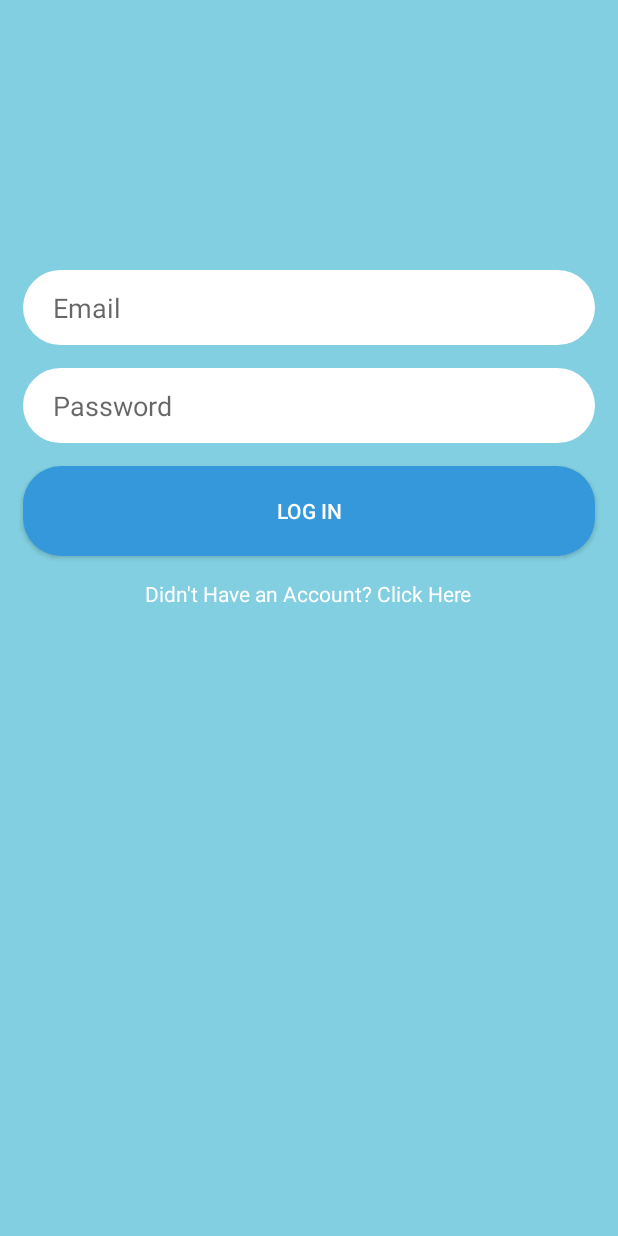
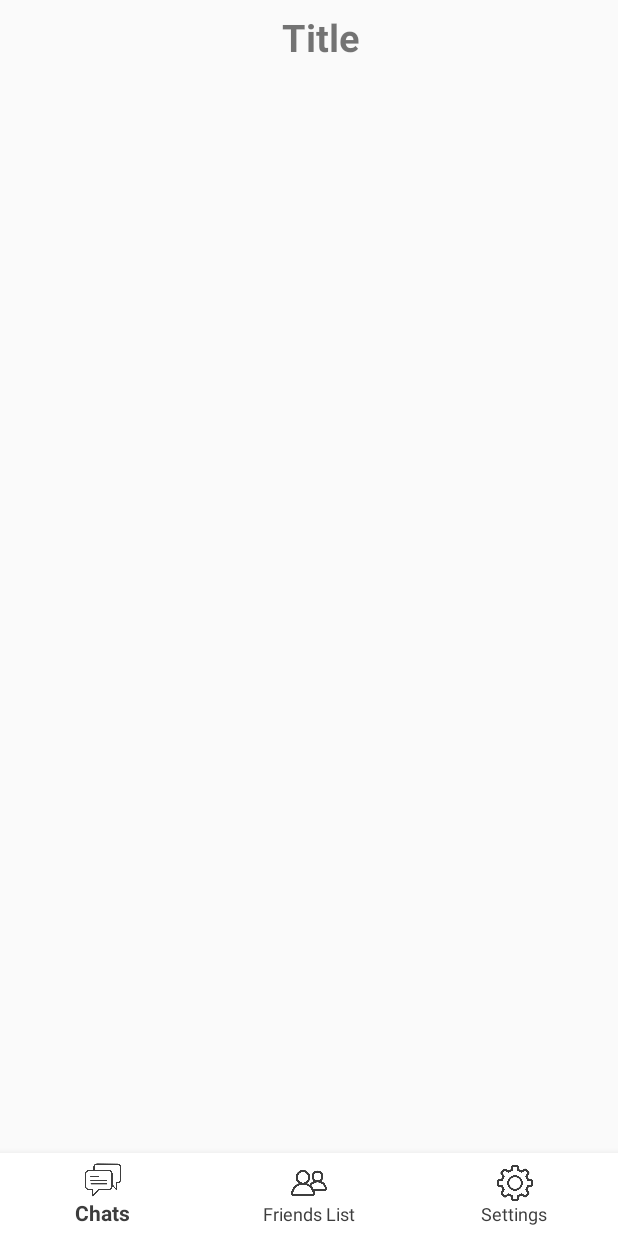
Before and after one commit to razr130/ChatMessengerKotlin, an Android app: the screen it shows after launch (LoginActivity before the commit, MainActivity after it), on a phone screen of 412 x 824 dp. Run offline under Robolectric (Android 15) with nearby library versions, the phone set to English and light mode, and no system bars; our stand-ins replace Firebase (no records; nobody signed in at launch, a user with empty details on screens opened directly), Picasso; libraries missing offline, so code that uses them is left out: com.mikepenz.materialdrawer, com.xwray.groupie, io.paperdb; pictures from the network do not load.

Commit message:
adding chat fragment

```diff
--- a/app/src/main/AndroidManifest.xml
+++ b/app/src/main/AndroidManifest.xml
@@ -14,15 +14,15 @@
         <activity android:name=".ChatLogActivity">
             <meta-data
                     android:name="android.support.PARENT_ACTIVITY"
-                    android:value=".LatestMessagesActivity"/>
+                    android:value=".MainActivity"/>
         </activity>
         <activity android:name=".NewMessageActivity">
             <meta-data
                     android:name="android.support.PARENT_ACTIVITY"
-                    android:value=".LatestMessagesActivity"/>
+                    android:value=".MainActivity"/>
         </activity>
         <activity
-                android:name=".LatestMessagesActivity"
+                android:name=".MainActivity"
                 android:theme="@style/Theme.AppCompat.Light.NoActionBar">
             <intent-filter>
                 <action android:name="android.intent.action.MAIN"/>
--- a/app/src/main/java/com/example/chatmessenger/ChatLogActivity.kt
+++ b/app/src/main/java/com/example/chatmessenger/ChatLogActivity.kt
@@ -2,13 +2,11 @@ package com.example.chatmessenger
 
 import android.support.v7.app.AppCompatActivity
 import android.os.Bundle
-import android.widget.Toast
 import com.example.chatmessenger.Adapter.ChatFromAdapter
 import com.example.chatmessenger.Adapter.ChatToAdapter
-import com.example.chatmessenger.LatestMessagesActivity.Companion.currentuser
+import com.example.chatmessenger.ChatListFragment.Companion.currentuser
 import com.example.chatmessenger.Model.ChatMessage
 import com.example.chatmessenger.Model.Users
-import com.example.chatmessenger.Prevalent.onlineuser
 import com.google.firebase.auth.FirebaseAuth
 import com.google.firebase.database.ChildEventListener
 import com.google.firebase.database.DataSnapshot
@@ -74,7 +72,7 @@ class ChatLogActivity : AppCompatActivity() {
 //                Toast.makeText(this@ChatLogActivity,"id to : " + touser?.uid, Toast.LENGTH_LONG).show()
                 if(chat != null){
                     if(chat.formId == FirebaseAuth.getInstance().uid){
-                        //val currentuser = LatestMessagesActivity.currentuser
+                        //val currentuser = MainActivity.currentuser
                         adapter.add(ChatToAdapter(chat.text, currentuser!!))
                     }
                     else
--- a/app/src/main/java/com/example/chatmessenger/LatestMessagesActivity.kt
+++ /dev/null
@@ -1,256 +0,0 @@
-package com.example.chatmessenger
-
-import android.content.Intent
-import android.support.v7.app.AppCompatActivity
-import android.os.Bundle
-import android.support.v7.widget.DividerItemDecoration
-import android.view.Menu
-import android.view.MenuItem
-import android.widget.Toast
-import com.example.chatmessenger.Adapter.ContactItem
-import com.example.chatmessenger.Adapter.LatestMessage
-import com.example.chatmessenger.Model.ChatMessage
-import com.example.chatmessenger.Model.Users
-import com.google.firebase.auth.FirebaseAuth
-import com.google.firebase.database.*
-import com.mikepenz.materialdrawer.AccountHeaderBuilder
-import com.mikepenz.materialdrawer.DrawerBuilder
-import com.mikepenz.materialdrawer.model.DividerDrawerItem
-import com.mikepenz.materialdrawer.model.PrimaryDrawerItem
-import com.mikepenz.materialdrawer.model.ProfileDrawerItem
-import com.xwray.groupie.GroupAdapter
-import com.xwray.groupie.ViewHolder
-import kotlinx.android.synthetic.main.activity_latest_messages.*
-import com.squareup.picasso.Picasso
-import android.graphics.drawable.Drawable
-import android.net.Uri
-import android.text.TextUtils
-import android.widget.ImageView
-import com.example.chatmessenger.Prevalent.onlineuser
-import com.mikepenz.materialdrawer.AccountHeader
-import com.mikepenz.materialdrawer.util.AbstractDrawerImageLoader
-import com.mikepenz.materialdrawer.util.DrawerImageLoader
-import io.paperdb.Paper
-import android.support.v7.app.AlertDialog
-import android.content.DialogInterface
-import android.util.Log
-import com.google.firebase.auth.EmailAuthProvider
-
-
-class LatestMessagesActivity : AppCompatActivity() {
-
-    companion object {
-        var currentuser: Users? = null
-    }
-
-    override fun onCreate(savedInstanceState: Bundle?) {
-        super.onCreate(savedInstanceState)
-        setContentView(R.layout.activity_latest_messages)
-
-        Paper.init(this)
-        currentuser = Paper.book().read<Users>("user")
-        if (currentuser == null) {
-            verifyuserlogin()
-            //Toast.makeText(this, "taraaaiaiaiaiai", Toast.LENGTH_LONG).show()
-        } else {
-            //Toast.makeText(this, "taraaaoaoaoaoa", Toast.LENGTH_LONG).show()
-
-            authenticateUser()
-
-            if (currentuser!!.username != "" && currentuser!!.email != "" && currentuser!!.image != "") {
-                if (!TextUtils.isEmpty(currentuser!!.username) && !TextUtils.isEmpty(currentuser!!.email) && !TextUtils.isEmpty(
-                        currentuser!!.image
-                    )
-                ) {
-                    //Toast.makeText(this, "taraaa", Toast.LENGTH_LONG).show()
-                    DrawerImageLoader.init(object : AbstractDrawerImageLoader() {
-                        override fun set(imageView: ImageView?, uri: Uri?, placeholder: Drawable?) {
-                            Picasso.get().load(uri).placeholder(placeholder!!).into(imageView)
-                        }
-
-                        override fun cancel(imageView: ImageView?) {
-                            Picasso.get().cancelRequest(imageView!!)
-                        }
-
-                    })
-                    //Toast.makeText(this, "making header with data", Toast.LENGTH_LONG).show()
-                    val headerResult = AccountHeaderBuilder()
-                        .withActivity(this)
-                        .withHeaderBackground(R.drawable.header)
-                        .addProfiles(
-
-                            ProfileDrawerItem().withName(currentuser!!.username).withEmail(currentuser!!.email).withIcon(
-                                currentuser!!.image
-                            ).withIdentifier(100)
-                        )
-                        .withOnAccountHeaderListener { _, _, _ -> false }
-                        .build()
-
-                    val item2 = PrimaryDrawerItem().withIdentifier(1).withName("Edit Profile")
-                    val item3 = PrimaryDrawerItem().withIdentifier(2).withName("Sign Out")
-                    val item4 = PrimaryDrawerItem().withIdentifier(3).withName("Delete Account")
-
-                    val result = DrawerBuilder()
-                        .withActivity(this)
-                        .withAccountHeader(headerResult)
-                        .withToolbar(toolbarMain)
-                        .addDrawerItems(
-
-                            item2,
-                            DividerDrawerItem(),
-                            item4,
-                            item3
-                        )
-                        .withOnDrawerItemClickListener { _, _, drawerItem ->
-                            if (drawerItem != null) {
-                                var intent: Intent? = null
-                                if (drawerItem.identifier == 1L) {
-                                    intent = Intent(this, EditProfileActivity::class.java)
-                                } else if (drawerItem.identifier == 2L) {
-                                    FirebaseAuth.getInstance().signOut()
-                                    val intent = Intent(this, LoginActivity::class.java)
-                                    intent.flags = Intent.FLAG_ACTIVITY_CLEAR_TASK.or(Intent.FLAG_ACTIVITY_NEW_TASK)
-                                    startActivity(intent)
-                                    onlineuser = null
-                                    Paper.book().destroy()
-                                } else if (drawerItem.identifier == 3L) {
-                                    showDialog()
-
-                                }
-                                if (intent != null) {
-                                    this@LatestMessagesActivity.startActivity(intent)
-                                }
-                            }
-                            false
-                        }
-                        .build()
-
-
-                    recycler_latestchat.adapter = adapter
-                    recycler_latestchat.addItemDecoration(DividerItemDecoration(this, DividerItemDecoration.VERTICAL))
-
-                    adapter.setOnItemClickListener { item, view ->
-                        //            val useritem = item as ContactItem
-                        val intent = Intent(view.context, ChatLogActivity::class.java)
-                        val row = item as LatestMessage
-
-                        intent.putExtra("userdata", row.chatpartner)
-                        startActivity(intent)
-
-                    }
-                    fab.setOnClickListener {
-                        val intent = Intent(this, NewMessageActivity::class.java)
-                        startActivity(intent)
-                    }
-
-                    listenforlatestmessage()
-                }
-            }
-            else{
-                Toast.makeText(this, "data empty?", Toast.LENGTH_LONG).show()
-            }
-        }
-    }
-
-
-    private fun authenticateUser() {
-        val user = FirebaseAuth.getInstance().currentUser
-
-
-        val credential = EmailAuthProvider
-            .getCredential(currentuser!!.email, currentuser!!.password)
-
-        user?.reauthenticate(credential)
-            ?.addOnCompleteListener { }
-    }
-
-
-    private fun showDialog() {
-        lateinit var dialog: AlertDialog
-        val builder = AlertDialog.Builder(this)
-
-        builder.setTitle("Delete User")
-        builder.setMessage("Are you sure you want to delete your account, " + currentuser?.username + "?")
-
-
-        val dialogClickListener = DialogInterface.OnClickListener { _, which ->
-            when (which) {
-                DialogInterface.BUTTON_POSITIVE -> {
-                    FirebaseAuth.getInstance().currentUser?.delete()
-                    deletedatafromdatabase()
-                    onlineuser = null
-                    Paper.book().destroy()
-                    val intent = Intent(this, LoginActivity::class.java)
-                    intent.flags = Intent.FLAG_ACTIVITY_CLEAR_TASK.or(Intent.FLAG_ACTIVITY_NEW_TASK)
-                    startActivity(intent)
-                }
-                DialogInterface.BUTTON_NEGATIVE -> dialog.dismiss()
-                DialogInterface.BUTTON_NEUTRAL -> dialog.cancel()
-            }
-        }
-
-        builder.setPositiveButton("YES", dialogClickListener)
-        builder.setNegativeButton("NO", dialogClickListener)
-        builder.setNeutralButton("CANCEL", dialogClickListener)
-
-        dialog = builder.create()
-        dialog.show()
-    }
-
-    private fun deletedatafromdatabase() {
-        val uid = FirebaseAuth.getInstance().uid
-        val ref = FirebaseDatabase.getInstance().getReference("Users").child(uid.toString())
-        ref.removeValue()
-    }
-
-    val messagemap = HashMap<String, ChatMessage?>()
-
-    private fun listenforlatestmessage() {
-        val fromid = FirebaseAuth.getInstance().uid
-        val ref = FirebaseDatabase.getInstance().getReference("Latest-Message").child(fromid.toString())
-        ref.addChildEventListener(object : ChildEventListener {
-            override fun onChildAdded(p0: DataSnapshot, p1: String?) {
-                val chatmessage = p0.getValue(ChatMessage::class.java)
-                messagemap[p0.key!!] = chatmessage
-                refreshrecyclerviewmessage()
-            }
-
-            override fun onChildChanged(p0: DataSnapshot, p1: String?) {
-                val chatmessage = p0.getValue(ChatMessage::class.java)
-                messagemap[p0.key!!] = chatmessage
-                refreshrecyclerviewmessage()
-            }
-
-            override fun onChildMoved(p0: DataSnapshot, p1: String?) {
-            }
-
-            override fun onChildRemoved(p0: DataSnapshot) {
-            }
-
-            override fun onCancelled(p0: DatabaseError) {
-            }
-        })
-    }
-
-    private fun refreshrecyclerviewmessage() {
-        adapter.clear()
-        messagemap.values.forEach {
-            adapter.add(LatestMessage(it))
-        }
-    }
-
-    val adapter = GroupAdapter<ViewHolder>()
-
-
-    private fun verifyuserlogin() {
-        val uid = FirebaseAuth.getInstance().uid
-        //Toast.makeText(this, "verivy user", Toast.LENGTH_LONG).show()
-//        Toast.makeText(this, uid, Toast.LENGTH_LONG).show()
-        if (uid == null) {
-            val intent = Intent(this, LoginActivity::class.java)
-            intent.flags = Intent.FLAG_ACTIVITY_CLEAR_TASK.or(Intent.FLAG_ACTIVITY_NEW_TASK)
-            startActivity(intent)
-        }
-    }
-
-}
--- a/app/src/main/java/com/example/chatmessenger/LoginActivity.kt
+++ b/app/src/main/java/com/example/chatmessenger/LoginActivity.kt
@@ -66,7 +66,7 @@ class LoginActivity : AppCompatActivity() {
     }
 
     private fun openlatestmessage() {
-        val intent = Intent(this, LatestMessagesActivity::class.java)
+        val intent = Intent(this, MainActivity::class.java)
         intent.flags = Intent.FLAG_ACTIVITY_CLEAR_TASK.or(Intent.FLAG_ACTIVITY_NEW_TASK)
         startActivity(intent)
     }
--- a/app/src/main/java/com/example/chatmessenger/RegisterActivity.kt
+++ b/app/src/main/java/com/example/chatmessenger/RegisterActivity.kt
@@ -2,7 +2,6 @@ package com.example.chatmessenger
 
 import android.app.Activity
 import android.content.Intent
-import android.graphics.drawable.BitmapDrawable
 import android.net.Uri
 import android.support.v7.app.AppCompatActivity
 import android.os.Bundle
@@ -142,7 +141,7 @@ class RegisterActivity : AppCompatActivity() {
         })
     }
     private fun openlatestmessage() {
-        val intent = Intent(this, LatestMessagesActivity::class.java)
+        val intent = Intent(this, MainActivity::class.java)
         intent.flags = Intent.FLAG_ACTIVITY_CLEAR_TASK.or(Intent.FLAG_ACTIVITY_NEW_TASK)
 
         startActivity(intent)
--- /dev/null
+++ b/app/src/main/res/layout/activity_main.xml
@@ -0,0 +1,38 @@
+<?xml version="1.0" encoding="utf-8"?>
+<RelativeLayout
+        xmlns:android="http://schemas.android.com/apk/res/android"
+        xmlns:tools="http://schemas.android.com/tools"
+        xmlns:app="http://schemas.android.com/apk/res-auto"
+        android:layout_width="match_parent"
+        android:layout_height="match_parent"
+        tools:context=".MainActivity">
+    <!--<android.support.v7.widget.Toolbar-->
+    <!--android:layout_width="match_parent"-->
+    <!--android:layout_height="?android:attr/actionBarSize"-->
+    <!--android:id="@+id/toolbarMain">-->
+    <!--</android.support.v7.widget.Toolbar>-->
+    <include
+            android:id="@+id/toolbar"
+            layout="@layout/toolbar" />
+    <FrameLayout
+            android:layout_below="@+id/toolbar"
+            android:id="@+id/the_frame"
+            android:layout_width="match_parent"
+            android:layout_height="match_parent"
+            android:layout_above="@+id/main_bottom_navbar">
+    </FrameLayout>
+    <android.support.design.widget.BottomNavigationView
+            android:layout_width="match_parent"
+            android:layout_height="55dp"
+            android:id="@+id/main_bottom_navbar"
+            android:layout_alignParentStart="true"
+            android:layout_alignParentLeft="true"
+            android:layout_alignParentBottom="true"
+            android:background="@color/white"
+            app:menu="@menu/nav_menu"
+            app:itemIconTint="@color/greyish"
+            app:itemTextColor="@color/greyish"
+            app:itemBackground="@color/white">
+
+    </android.support.design.widget.BottomNavigationView>
+</RelativeLayout>
--- /dev/null
+++ b/app/src/main/res/layout/toolbar.xml
@@ -0,0 +1,17 @@
+<?xml version="1.0" encoding="utf-8"?>
+<android.support.v7.widget.Toolbar
+        xmlns:android="http://schemas.android.com/apk/res/android"
+        android:layout_width="match_parent"
+        android:layout_height="50dp"
+>
+
+    <TextView android:layout_width="match_parent" android:layout_height="match_parent"
+              android:id="@+id/TxtTolbarTitle"
+              android:text="Title"
+              android:textStyle="bold"
+              android:textSize="25sp"
+              android:textAlignment="center"
+              android:gravity="center"
+    />
+
+</android.support.v7.widget.Toolbar>
--- a/app/src/main/res/menu/nav_menu.xml
+++ b/app/src/main/res/menu/nav_menu.xml
@@ -1,12 +1,16 @@
 <?xml version="1.0" encoding="utf-8"?>
 <menu xmlns:android="http://schemas.android.com/apk/res/android" xmlns:app="http://schemas.android.com/apk/res-auto">
 
-    <item android:id="@+id/menu_newmessaage"
-          android:title="Me"
-          app:showAsAction="ifRoom"/>
-    <item android:id="@+id/menu_signout"
-          android:icon="@drawable/logout"
-          android:title="Sign Out"
-          android:iconTint="#000000"
-          app:showAsAction="ifRoom"/>
+    <item
+            android:id="@+id/nav_chat"
+            android:icon="@drawable/chat"
+            android:title="@string/nav_chat" />
+    <item
+            android:id="@+id/nav_friend"
+            android:icon="@drawable/friends"
+            android:title="@string/nav_friend" />
+    <item
+            android:id="@+id/nav_setting"
+            android:icon="@drawable/settings"
+            android:title="@string/nav_setting" />
 </menu>
--- a/app/src/main/res/values/colors.xml
+++ b/app/src/main/res/values/colors.xml
@@ -6,4 +6,5 @@
     <color name="BlueLight">#81cfe0</color>
     <color name="BlueDark">#3498db</color>
     <color name="white">#ffffff</color>
+    <color name="greyish">#3d3d3d</color>
 </resources>
--- a/app/src/main/res/values/strings.xml
+++ b/app/src/main/res/values/strings.xml
@@ -3,4 +3,7 @@
 
     <!-- TODO: Remove or change this placeholder text -->
     <string name="hello_blank_fragment">Hello blank fragment</string>
+    <string name="nav_chat">Chats</string>
+    <string name="nav_friend">Friends List</string>
+    <string name="nav_setting">Settings</string>
 </resources>
--- a/build.gradle
+++ b/build.gradle
@@ -8,7 +8,7 @@ buildscript {
 
     }
     dependencies {
-        classpath 'com.android.tools.build:gradle:3.4.0'
+        classpath 'com.android.tools.build:gradle:3.4.1'
         classpath "org.jetbrains.kotlin:kotlin-gradle-plugin:$kotlin_version"
         classpath 'com.google.gms:google-services:4.2.0'
         // NOTE: Do not place your application dependencies here; they belong
```
Also changed, not shown: app/src/main/java/com/example/chatmessenger/ChatListFragment.kt (+149 -20 lines), app/src/main/java/com/example/chatmessenger/MainActivity.kt (added, +68 -0 lines), app/src/main/res/layout/activity_latest_messages.xml (deleted, +0 -35 lines), app/src/main/res/layout/fragment_chat_list.xml (+19 -2 lines).
